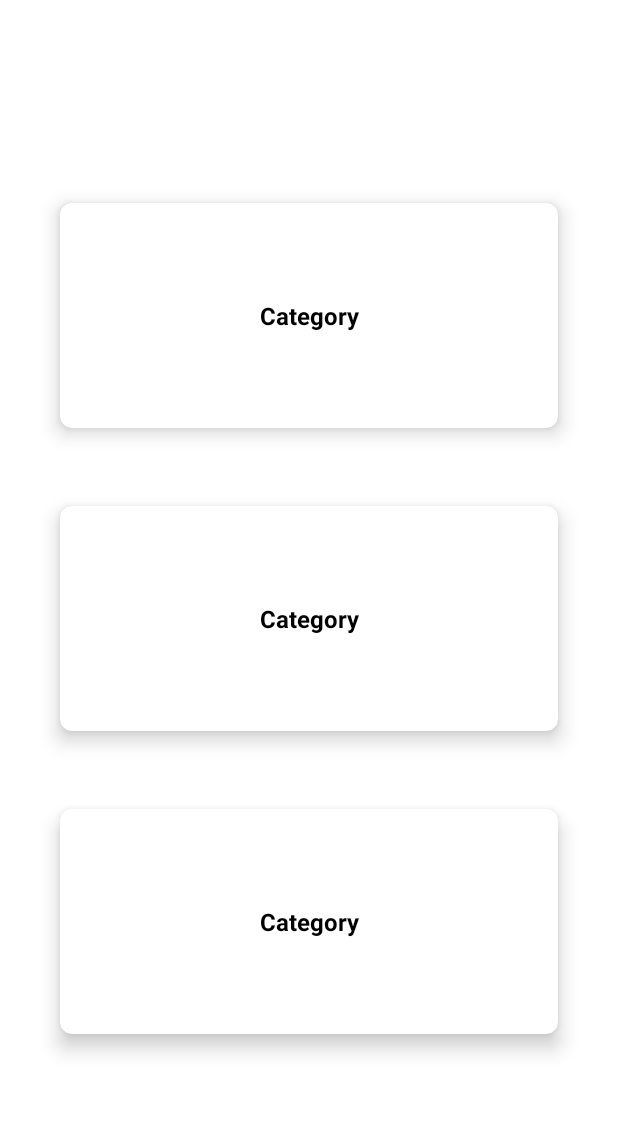
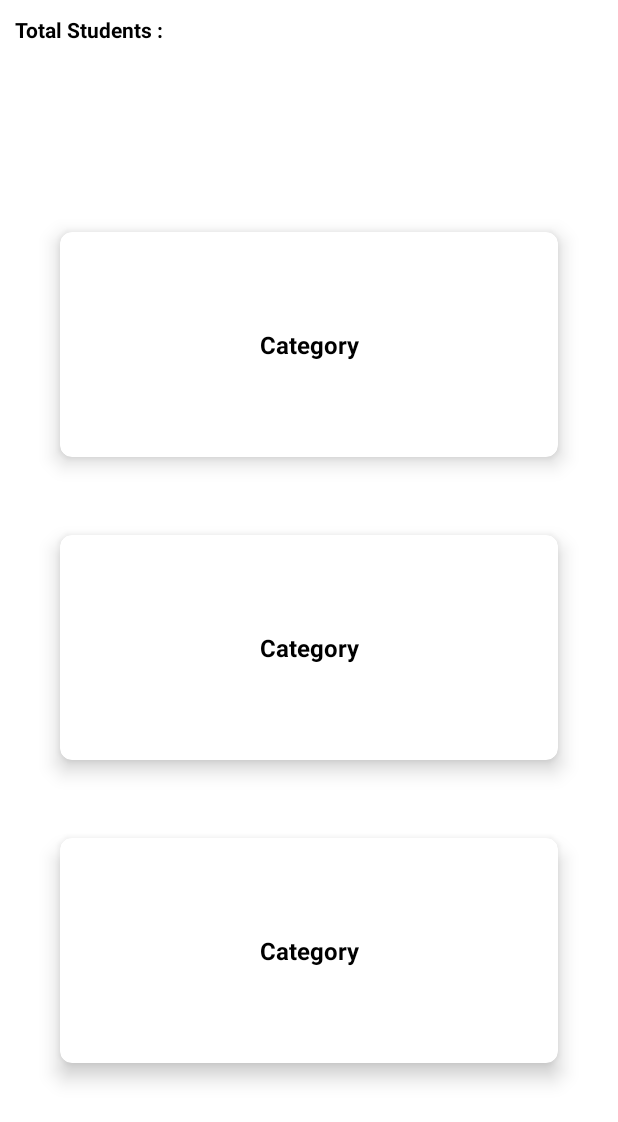
Before and after one commit to SanjaySargam/ISKCON, an Android app: the layout activity_main.xml on its own in the app's theme, with its tools: preview values and no code run, on a phone screen of 412 x 824 dp. Shown: the top 1122 px of the screen. Run offline under Robolectric (Android 15) with nearby library versions, the light colour scheme and no system bars; plain views replace EpoxyRecyclerView.

Commit message:
added layout for total students

```diff
--- a/app/src/main/res/layout/activity_main.xml
+++ b/app/src/main/res/layout/activity_main.xml
@@ -6,11 +6,37 @@
     android:layout_width="match_parent"
     android:layout_height="match_parent"
     android:fitsSystemWindows="true">
+    <LinearLayout
+        android:id="@+id/ll1"
+        android:layout_width="match_parent"
+        android:layout_height="wrap_content"
+        android:orientation="horizontal"
+        app:layout_constraintLeft_toLeftOf="parent"
+        app:layout_constraintRight_toRightOf="parent"
+        app:layout_constraintTop_toTopOf="parent"
+        android:padding="10dp"
+        >
+        <TextView
+            android:layout_width="wrap_content"
+            android:layout_height="wrap_content"
+            android:text="Total Students : "
+            android:textColor="@color/black"
+            android:textStyle="bold"
+            />
+        <TextView
+            android:id="@+id/count"
+            android:layout_width="wrap_content"
+            android:layout_height="wrap_content"
+            android:textColor="@color/black"
+            android:textStyle="bold"
+            />
+
+    </LinearLayout>
     <com.airbnb.epoxy.EpoxyRecyclerView
         android:id="@+id/categoryList"
         android:layout_width="match_parent"
         android:layout_height="wrap_content"
-        app:layout_constraintTop_toTopOf="parent"
+        app:layout_constraintTop_toBottomOf="@id/ll1"
         app:layout_constraintBottom_toBottomOf="parent"
         app:layout_constraintLeft_toLeftOf="parent"
         app:layout_constraintRight_toRightOf="parent"
```
